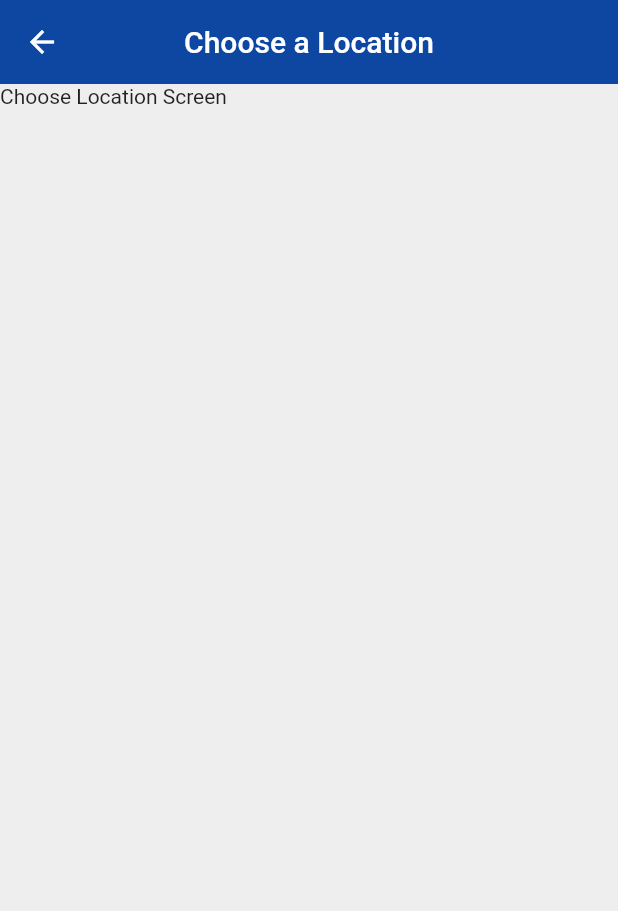
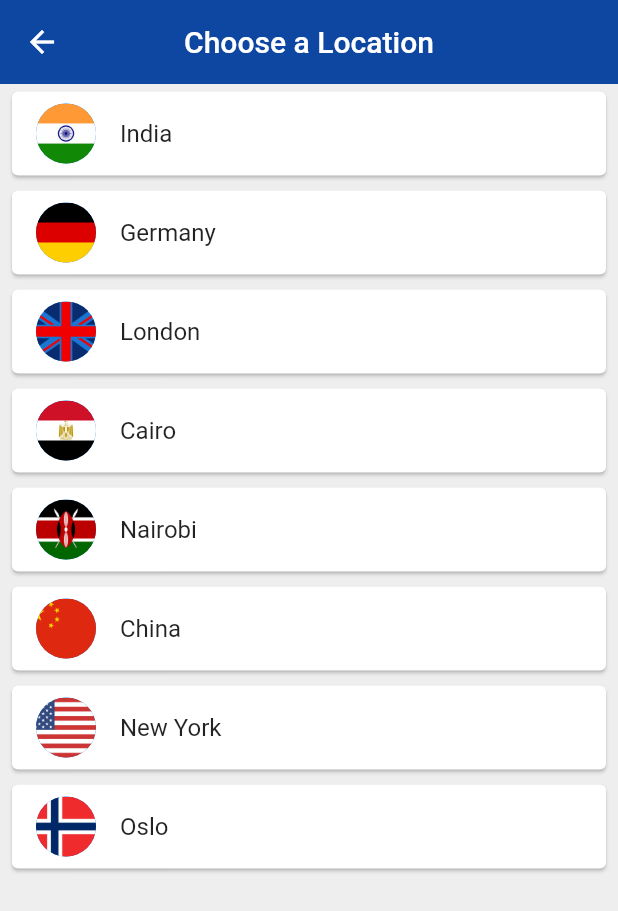
Before and after one commit to Bhavin-Chavda/Flutter-Applications, a Flutter app: the ChooseLocation screen opened by its route, on a phone screen of 412 x 824 dp. Shown: the top 911 px of the screen. Run offline on Flutter 3.47's test engine with Material 2 defaults, Android fonts, the phone set to English and light mode, and no system bars; our stand-ins replace flutter_spinkit; network calls fail.

Commit message:
Adding Multiple TimeZones and

```diff
--- a/world_time_app/lib/pages/choose_location.dart
+++ b/world_time_app/lib/pages/choose_location.dart
@@ -1,4 +1,5 @@
 import 'package:flutter/material.dart';
+import 'package:world_time_app/services/world_time.dart';
 
 class ChooseLocation extends StatefulWidget {
   @override
@@ -6,6 +7,32 @@ class ChooseLocation extends StatefulWidget {
 }
 
 class _ChooseLocationState extends State<ChooseLocation> {
+
+  List<WorldTime> locations =[
+    WorldTime(url:'Asia/Kolkata',location: 'India', flag: 'india.png'),
+    WorldTime(url:'Europe/Berlin',location: 'Germany', flag: 'germany.png'),
+    WorldTime(url:'Europe/London',location: 'London', flag: 'london.png'),
+    WorldTime(url:'Africa/Cairo',location: 'Cairo', flag: 'cairo.png'),
+    WorldTime(url:'Africa/Nairobi',location: 'Nairobi', flag: 'nairobi.png'),
+    WorldTime(url:'Asia/Shanghai',location: 'China', flag: 'china.png'),
+    WorldTime(url:'America/Los_Angeles',location: 'New York', flag: 'usa.png'),
+    WorldTime(url:'Europe/Oslo',location: 'Oslo', flag: 'oslo.png'),
+  ];
+
+  void updateTime(index) async
+  {
+    WorldTime instance = locations[index];
+    await instance.getTime();
+
+    //nevigate to home screen
+    Navigator.pop(context, {
+      'location':instance.location,
+      'flag':instance.flag,
+      'time':instance.time,
+      'isDayTime':instance.isDayTime,
+    });
+
+  }
 
   @override
   Widget build(BuildContext context) {
@@ -18,7 +45,25 @@ class _ChooseLocationState extends State<ChooseLocation> {
         centerTitle: true,
         elevation: 0,
       ),
-      body: Text('Choose Location Screen'),
+      body: ListView.builder(
+        itemCount: locations.length,
+        itemBuilder: (context , index) {
+          return Padding(
+            padding: const EdgeInsets.symmetric(vertical:1, horizontal:4),
+            child: Card(
+              child: ListTile(
+                onTap: () {
+                  updateTime(index);
+                },
+                title: Text(locations[index].location),
+                leading: CircleAvatar(
+                  backgroundImage: AssetImage('assets/${locations[index].flag}'),
+                ),
+              ),
+            ),
+          );
+        }
+      ),
     );
   }
 }
--- a/world_time_app/lib/services/world_time.dart
+++ b/world_time_app/lib/services/world_time.dart
@@ -1,5 +1,6 @@
 import 'package:http/http.dart';
 import 'dart:convert';
+import 'package:intl/intl.dart';
 
 class WorldTime{
 
@@ -7,7 +8,7 @@ class WorldTime{
   String time; // the time in that location
   String flag;//url to an asset flag icon
   String url; //location url for api endpoints
-  // bool isDayTime=true;
+  bool isDayTime=true;
 
   WorldTime({this.location,this.flag,this.url});
 
@@ -31,7 +32,8 @@ class WorldTime{
     now = now.add(Duration(hours: int.parse(offset)));
 
     //set time property
-    time = now.toString();
+    isDayTime = now.hour>5 && now.hour<20 ? true : false;
+    time = DateFormat.jm().format(now);
 
     }
     catch(e)
```
Also changed, not shown: world_time_app/lib/pages/home.dart (+71 -9 lines), world_time_app/lib/pages/loading.dart (+14 -8 lines), world_time_app/pubspec.yaml (+4 -3 lines), world_time_app/assets/cairo.png (added), world_time_app/assets/china.png (added), world_time_app/assets/day.jpg (added), world_time_app/assets/germany.png (added), world_time_app/assets/india.png (added), world_time_app/assets/london.png (added), world_time_app/assets/nairobi.png (added), world_time_app/assets/night.jpg (added), world_time_app/assets/night1.jpg (added), world_time_app/assets/oslo.png (added), world_time_app/assets/usa.png (added), 1 more files.
